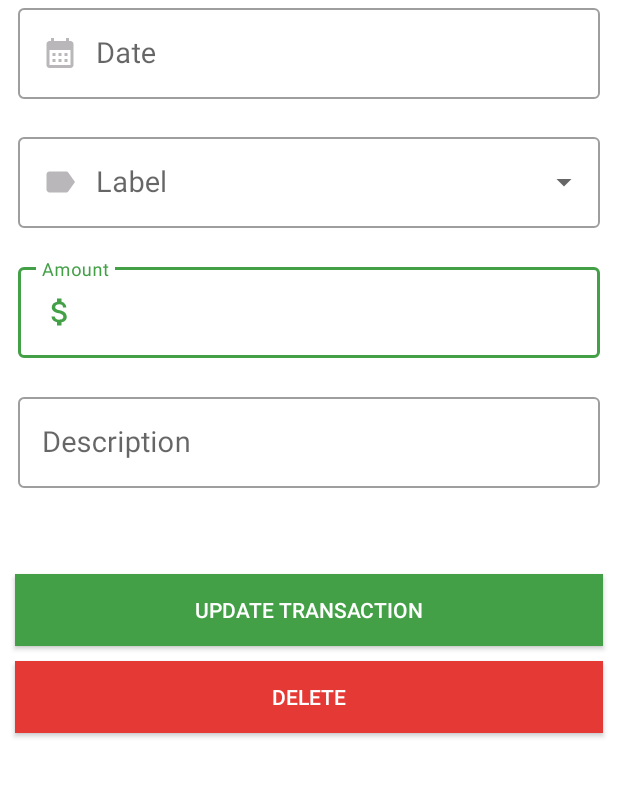
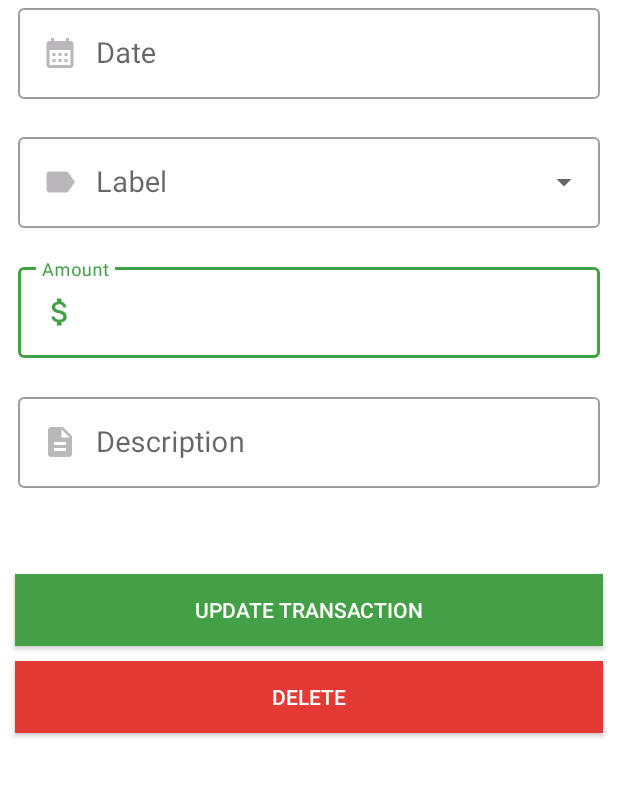
Before and after one commit to SuneelKM/Android_ExpenseTracker, an Android app: the DetailedActivity screen opened directly, with no data from a screen before it, on a phone screen of 412 x 824 dp, the part 282-1079 px from its top. Run offline under Robolectric (Android 15) with nearby library versions, the phone set to English and light mode, and no system bars; our stand-ins replace Room's generated code; 3 statements that could not run were skipped.

Commit message:
Fix description sign

```diff
--- a/app/src/main/res/layout/activity_detailed.xml
+++ b/app/src/main/res/layout/activity_detailed.xml
@@ -138,7 +138,6 @@
             android:layout_marginStart="12dp"
             android:layout_marginEnd="12dp"
             android:hint="Description"
-
             app:errorEnabled="true">
 
             <com.google.android.material.textfield.TextInputEditText
@@ -146,6 +145,7 @@
                 android:layout_width="match_parent"
                 android:layout_height="wrap_content"
                 android:drawablePadding="12dp"
+                android:drawableStart="@drawable/description_selector"
                 android:inputType="text|textMultiLine"
                 android:textSize="19sp" />
         </com.google.android.material.textfield.TextInputLayout>
```
